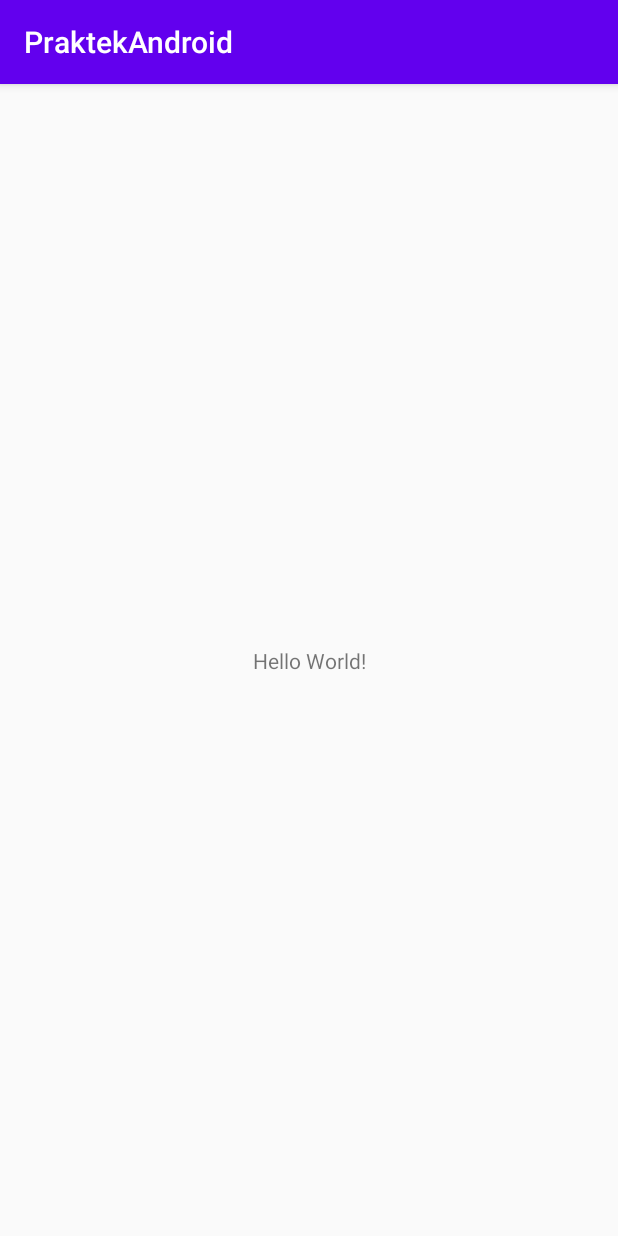
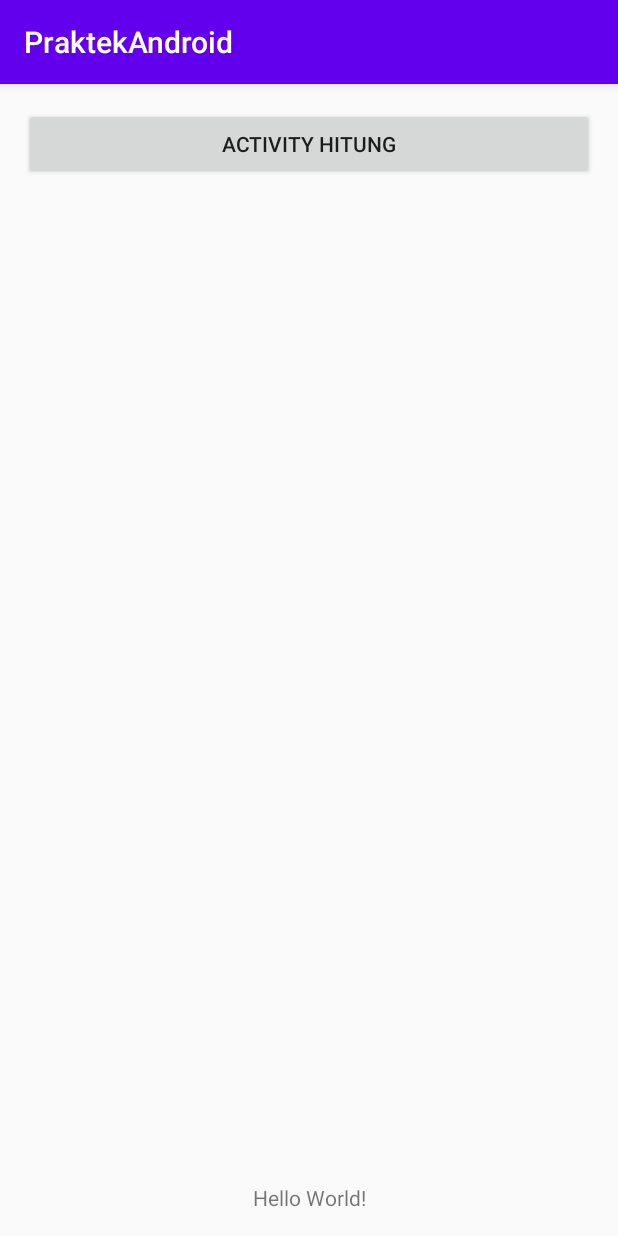
Before and after one commit to zainurra/PraktekAndroid, an Android app: the screen it shows after launch (MainActivity), on a phone screen of 412 x 824 dp. Run offline under Robolectric (Android 15) with nearby library versions, the phone set to English and light mode, and no system bars.

Commit message:
Membuat Layout Hitung

```diff
--- a/app/src/main/AndroidManifest.xml
+++ b/app/src/main/AndroidManifest.xml
@@ -9,6 +9,7 @@
         android:roundIcon="@mipmap/ic_launcher_round"
         android:supportsRtl="true"
         android:theme="@style/AppTheme">
+        <activity android:name=".HitungActivity"></activity>
         <activity android:name=".MainActivity">
             <intent-filter>
                 <action android:name="android.intent.action.MAIN" />
--- a/app/src/main/res/layout/activity_main.xml
+++ b/app/src/main/res/layout/activity_main.xml
@@ -10,10 +10,22 @@
         android:id="@+id/textView1"
         android:layout_width="wrap_content"
         android:layout_height="wrap_content"
+        android:layout_marginBottom="16dp"
         android:text="Hello World!"
         app:layout_constraintBottom_toBottomOf="parent"
-        app:layout_constraintLeft_toLeftOf="parent"
-        app:layout_constraintRight_toRightOf="parent"
+        app:layout_constraintEnd_toEndOf="parent"
+        app:layout_constraintStart_toStartOf="parent" />
+
+    <Button
+        android:id="@+id/button"
+        android:layout_width="0dp"
+        android:layout_height="wrap_content"
+        android:layout_marginStart="16dp"
+        android:layout_marginTop="16dp"
+        android:layout_marginEnd="16dp"
+        android:text="Activity Hitung"
+        app:layout_constraintEnd_toEndOf="parent"
+        app:layout_constraintStart_toStartOf="parent"
         app:layout_constraintTop_toTopOf="parent" />
 
 </androidx.constraintlayout.widget.ConstraintLayout>
```
Also changed, not shown: app/src/main/java/com/zainurra/praktekandroid/HitungActivity.kt (added, +12 -0 lines), app/src/main/res/layout/activity_hitung.xml (added, +98 -0 lines).
